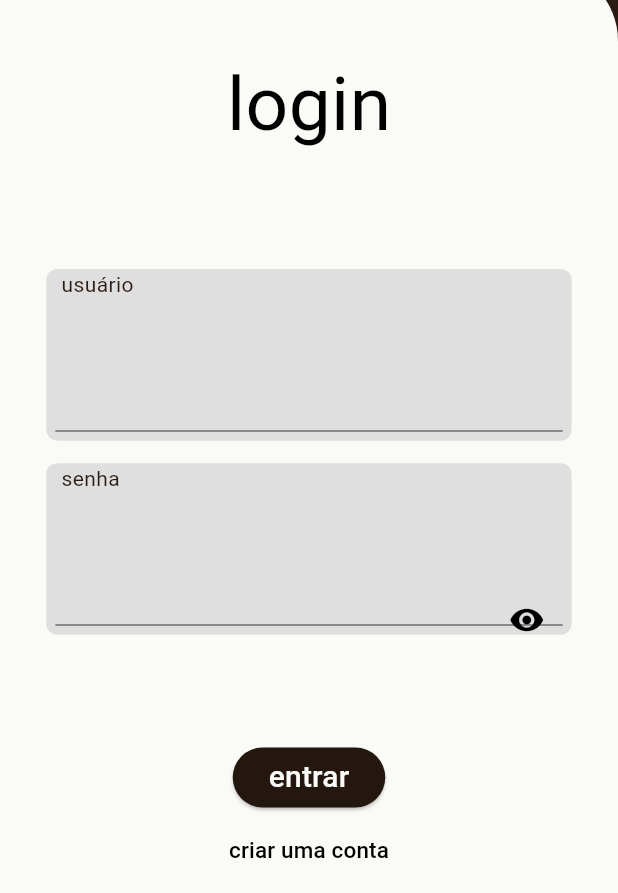
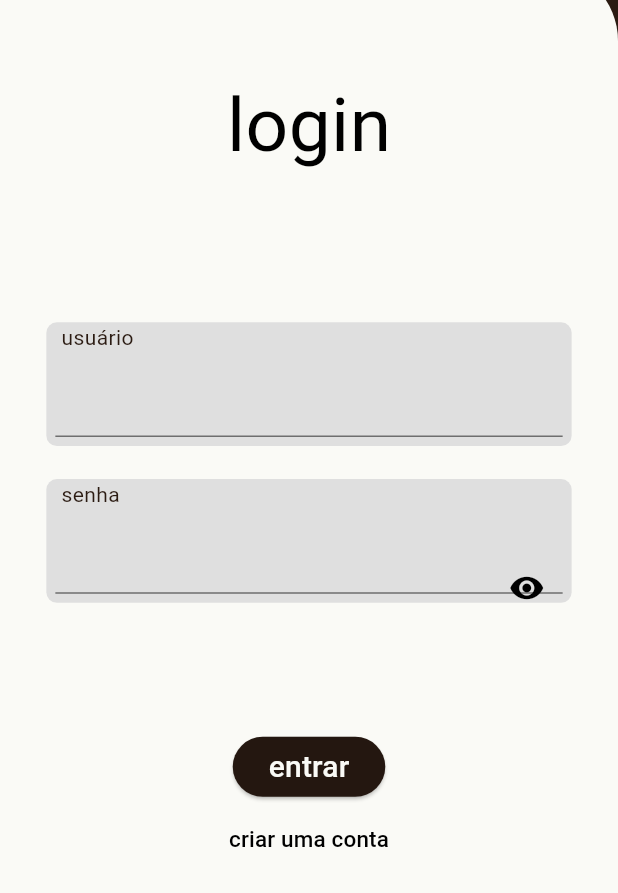
Before and after one commit to pirespsps/pintassilgo, a Flutter app: the screen it shows after launch, on a phone screen of 412 x 824 dp, the part 343-1236 px from its top. Run offline on Flutter 3.47's test engine with Material 3 defaults, Android fonts, the phone set to English and light mode, and no system bars; our stand-ins replace flutter_secure_storage, google_fonts, image_picker, sqflite; missing offline and left inert: dart:ffi, flex_color_picker; accounts and stored records are empty.

Commit message:
tentaiva de arrumar a tela de login

```diff
--- a/lib/views/login.dart
+++ b/lib/views/login.dart
@@ -94,7 +94,9 @@ class _LoginState extends State<Login> {
                     SizedBox(
                       height: size.width * 7/100,
                     ),
-                    Field(
+                    SizedBox(
+                      height: size.height * 10/100,
+                      child: Field(
                         text: "usuário",
                         fieldController: _nomeController,
                         width: size.width * 85 / 100,
@@ -108,7 +110,10 @@ class _LoginState extends State<Login> {
                         },
                         onSaved: (value) => _user = value.toString(),
                       ),
-                    Field(
+                    ),
+                    SizedBox(
+                      height: size.height * 10/100,
+                      child: Field(
                         text: "senha",
                         fieldController: _senhaController,
                         width: size.width * 85 / 100,
@@ -137,6 +142,7 @@ class _LoginState extends State<Login> {
                             },
                         ),
                         obscureText: !_visibilidadeSenha,
+                      ),
                     ),
                     SizedBox(
                       height: size.width * 10/100,
--- a/lib/views/novaPasta.dart
+++ b/lib/views/novaPasta.dart
@@ -45,6 +45,7 @@ class _NovaPasta extends State<NovaPasta> {
             color: CINZA,
           ),
           child: Column(
+            mainAxisAlignment: MainAxisAlignment.spaceAround,
             spacing: 10,
             children: [
               Text(
```
Lines whose indentation alone changed are shown as unchanged.
